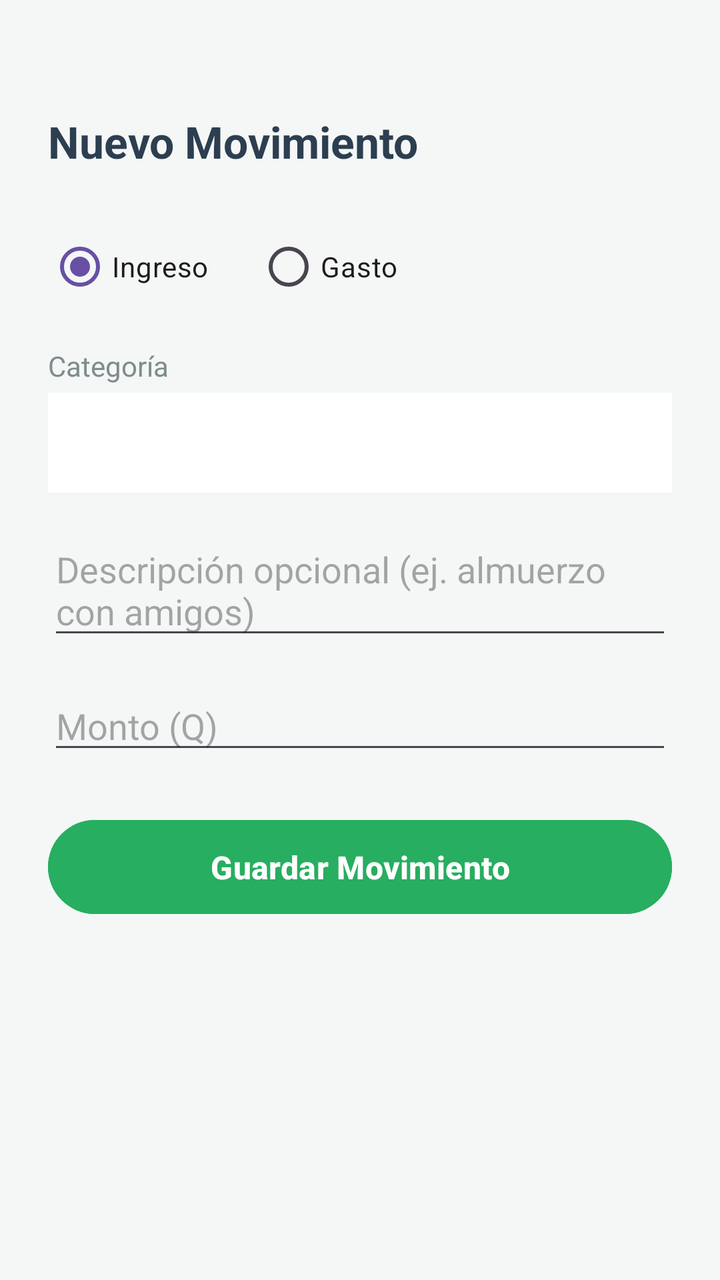
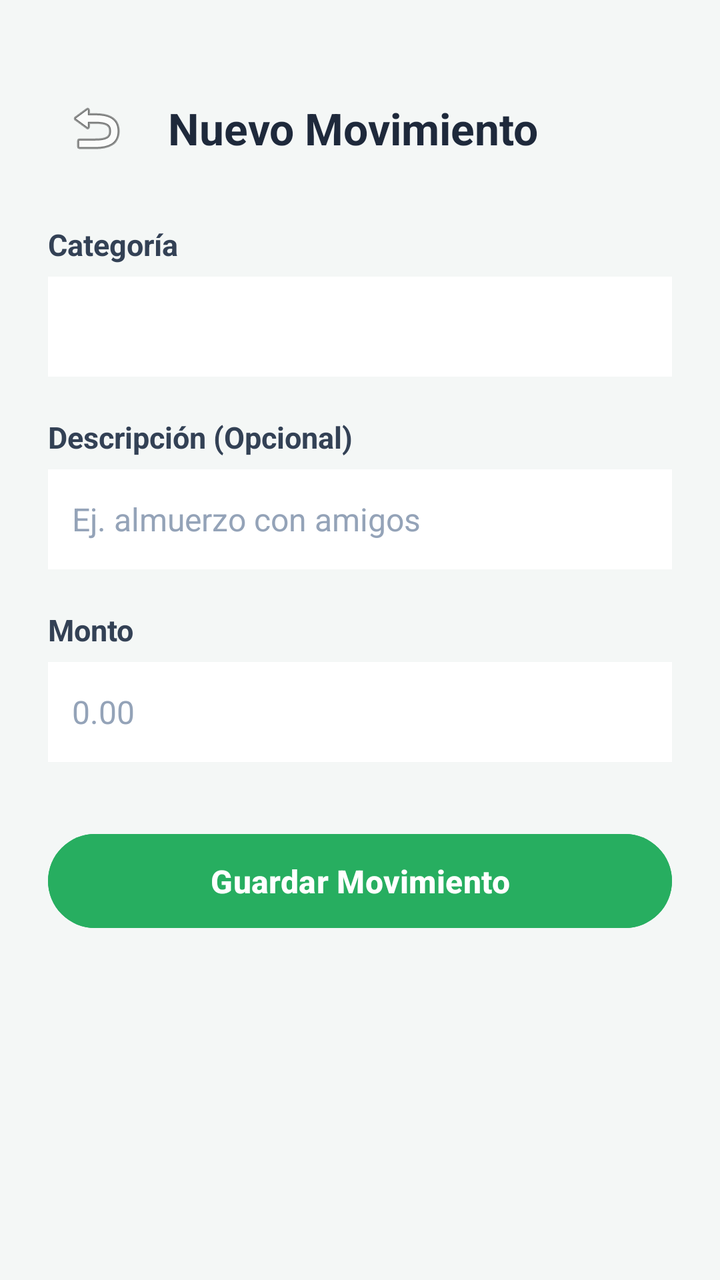

An Android layout rendered at two revisions. The XML below is the earlier revision; the diff shows what the commit changed to produce the second picture.
<!-- AndroidManifest.xml: application theme Theme.AppFinanzas -->
<!-- res/layout/activity_formulario_movimiento.xml -->
<?xml version="1.0" encoding="utf-8"?>
<LinearLayout xmlns:android="http://schemas.android.com/apk/res/android"
    android:layout_width="match_parent"
    android:layout_height="match_parent"
    android:orientation="vertical"
    android:paddingStart="24dp"
    android:paddingEnd="24dp"
    android:paddingBottom="24dp"
    android:paddingTop="56dp"
    android:background="#F4F7F6">

    <TextView
        android:layout_width="wrap_content"
        android:layout_height="wrap_content"
        android:text="Nuevo Movimiento"
        android:textSize="22sp"
        android:textStyle="bold"
        android:textColor="#2C3E50"
        android:layout_marginBottom="24dp"/>

    
    <RadioGroup
        android:id="@+id/rgTipo"
        android:layout_width="match_parent"
        android:layout_height="wrap_content"
        android:orientation="horizontal"
        android:layout_marginBottom="16dp">

        <RadioButton
            android:id="@+id/rbIngreso"
            android:layout_width="wrap_content"
            android:layout_height="wrap_content"
            android:text="Ingreso"
            android:checked="true"/>

        <RadioButton
            android:id="@+id/rbGasto"
            android:layout_width="wrap_content"
            android:layout_height="wrap_content"
            android:layout_marginStart="24dp"
            android:text="Gasto"/>
    </RadioGroup>

    
    <TextView
        android:layout_width="wrap_content"
        android:layout_height="wrap_content"
        android:text="Categoría"
        android:textSize="14sp"
        android:textColor="#7F8C8D"
        android:layout_marginBottom="4dp"/>

    <Spinner
        android:id="@+id/spinnerCategoria"
        android:layout_width="match_parent"
        android:layout_height="50dp"
        android:background="#FFFFFF"
        android:layout_marginBottom="16dp"/>

    <EditText
        android:id="@+id/etConcepto"
        android:layout_width="match_parent"
        android:layout_height="wrap_content"
        android:hint="Descripción opcional (ej. almuerzo con amigos)"
        android:layout_marginBottom="16dp"/>

    <EditText
        android:id="@+id/etMonto"
        android:layout_width="match_parent"
        android:layout_height="wrap_content"
        android:hint="Monto (Q)"
        android:inputType="numberDecimal"
        android:layout_marginBottom="24dp"/>

    <Button
        android:id="@+id/btnGuardar"
        android:layout_width="match_parent"
        android:layout_height="55dp"
        android:text="Guardar Movimiento"
        android:backgroundTint="#27AE60"
        android:textColor="#FFFFFF"
        android:textSize="16sp"
        android:textStyle="bold"/>
</LinearLayout>
<!-- resources referenced by this layout -->
<resources>
  <style name="Theme.AppFinanzas" parent="Base.Theme.AppFinanzas" />
  <style name="Base.Theme.AppFinanzas" parent="Theme.Material3.DayNight.NoActionBar">
          
          
      </style>
</resources>

<!-- the commit's change to res/layout/activity_formulario_movimiento.xml (unified diff, before → after) -->
@@ -3,74 +3,98 @@
     android:layout_width="match_parent"
     android:layout_height="match_parent"
     android:orientation="vertical"
-    android:paddingStart="24dp"
-    android:paddingEnd="24dp"
-    android:paddingBottom="24dp"
-    android:paddingTop="56dp"
+    android:padding="24dp"
     android:background="#F4F7F6">
 
-    <TextView
-        android:layout_width="wrap_content"
-        android:layout_height="wrap_content"
-        android:text="Nuevo Movimiento"
-        android:textSize="22sp"
-        android:textStyle="bold"
-        android:textColor="#2C3E50"
-        android:layout_marginBottom="24dp"/>
-
     
-    <RadioGroup
-        android:id="@+id/rgTipo"
+    <LinearLayout
         android:layout_width="match_parent"
         android:layout_height="wrap_content"
         android:orientation="horizontal"
-        android:layout_marginBottom="16dp">
+        android:gravity="center_vertical"
+        android:layout_marginBottom="24dp"
+        android:layout_marginTop="16dp">
 
-        <RadioButton
-            android:id="@+id/rbIngreso"
+        <ImageButton
+            android:id="@+id/btnRegresar"
+            android:layout_width="48dp"
+            android:layout_height="48dp"
+            android:background="?attr/selectableItemBackgroundBorderless"
+            android:src="@android:drawable/ic_menu_revert"
+            android:contentDescription="Regresar" />
+
+        <TextView
+            android:id="@+id/tvTituloFormulario"
             android:layout_width="wrap_content"
             android:layout_height="wrap_content"
-            android:text="Ingreso"
-            android:checked="true"/>
-
-        <RadioButton
-            android:id="@+id/rbGasto"
-            android:layout_width="wrap_content"
-            android:layout_height="wrap_content"
-            android:layout_marginStart="24dp"
-            android:text="Gasto"/>
-    </RadioGroup>
+            android:text="Nuevo Movimiento"
+            android:textSize="22sp"
+            android:textStyle="bold"
+            android:textColor="#1E293B"
+            android:layout_marginStart="12dp"/>
+    </LinearLayout>
 
     
     <TextView
         android:layout_width="wrap_content"
         android:layout_height="wrap_content"
         android:text="Categoría"
-        android:textSize="14sp"
-        android:textColor="#7F8C8D"
-        android:layout_marginBottom="4dp"/>
+        android:textSize="15sp"
+        android:textStyle="bold"
+        android:textColor="#334155"
+        android:layout_marginBottom="6dp"/>
 
     <Spinner
         android:id="@+id/spinnerCategoria"
         android:layout_width="match_parent"
         android:layout_height="50dp"
         android:background="#FFFFFF"
-        android:layout_marginBottom="16dp"/>
+        android:layout_marginBottom="20dp"/>
+
+    
+    <TextView
+        android:layout_width="wrap_content"
+        android:layout_height="wrap_content"
+        android:text="Descripción (Opcional)"
+        android:textSize="15sp"
+        android:textStyle="bold"
+        android:textColor="#334155"
+        android:layout_marginBottom="6dp"/>
 
     <EditText
         android:id="@+id/etConcepto"
         android:layout_width="match_parent"
+        android:layout_height="50dp"
+        android:background="#FFFFFF"
+        android:paddingHorizontal="12dp"
+        android:hint="Ej. almuerzo con amigos"
+        android:textColor="#1E293B"
+        android:textColorHint="#94A3B8"
+        android:textSize="16sp"
+        android:layout_marginBottom="20dp"/>
+
+    
+    <TextView
+        android:layout_width="wrap_content"
         android:layout_height="wrap_content"
-        android:hint="Descripción opcional (ej. almuerzo con amigos)"
-        android:layout_marginBottom="16dp"/>
+        android:text="Monto"
+        android:textSize="15sp"
+        android:textStyle="bold"
+        android:textColor="#334155"
+        android:layout_marginBottom="6dp"/>
 
     <EditText
         android:id="@+id/etMonto"
         android:layout_width="match_parent"
-        android:layout_height="wrap_content"
-        android:hint="Monto (Q)"
+        android:layout_height="50dp"
+        android:background="#FFFFFF"
+        android:paddingHorizontal="12dp"
+        android:hint="0.00"
         android:inputType="numberDecimal"
-        android:layout_marginBottom="24dp"/>
+        android:textColor="#1E293B"
+        android:textColorHint="#94A3B8"
+        android:textSize="16sp"
+        android:layout_marginBottom="32dp"/>
 
     <Button
         android:id="@+id/btnGuardar"
